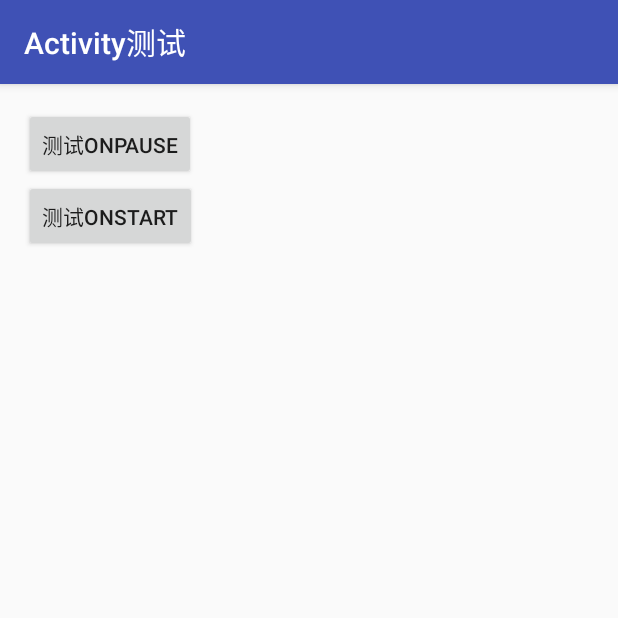
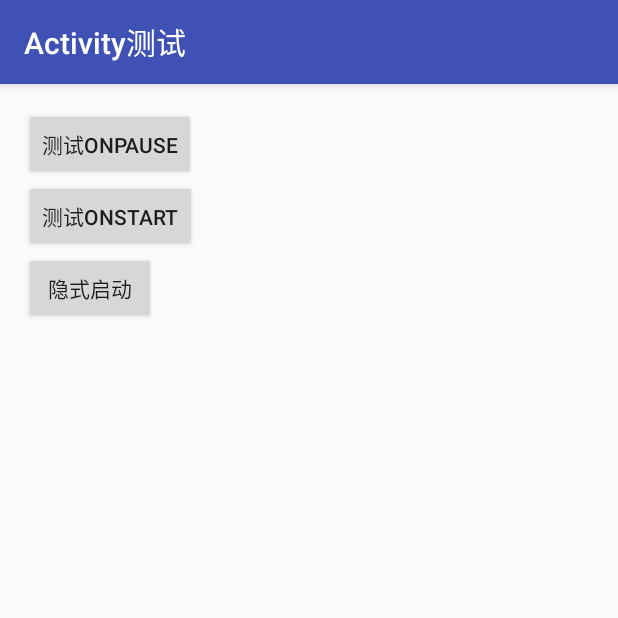
Before and after one commit to JackieHou/AndroidReview, an Android app: the screen it shows after launch (Test01Activity), after a tap on "Activity测试", on a phone screen of 412 x 824 dp, the top half of it. Run offline under Robolectric (Android 15) with nearby library versions, the phone set to English and light mode, and no system bars; our stand-ins replace CircleImageView, Picasso; pictures from the network do not load.

```diff
--- a/app/src/main/res/layout/activity_test.xml
+++ b/app/src/main/res/layout/activity_test.xml
@@ -21,4 +21,10 @@
         android:layout_width="wrap_content"
         android:layout_height="wrap_content" />
 
+    <Button
+        android:text="隐式启动"
+        android:onClick="onTest3"
+        android:layout_width="wrap_content"
+        android:layout_height="wrap_content" />
+
 </LinearLayout>
```
Also changed, not shown: app/src/main/AndroidManifest.xml (+10 -4 lines), app/src/main/java/com/qwm/androidreview/activitydemo/Test01Activity.java (+14 -1 lines), app/src/main/java/com/qwm/androidreview/activitydemo/Test03Activity.java (added, +22 -0 lines), app/src/main/res/layout/activity_test03.xml (added, +12 -0 lines), 1 other file.
